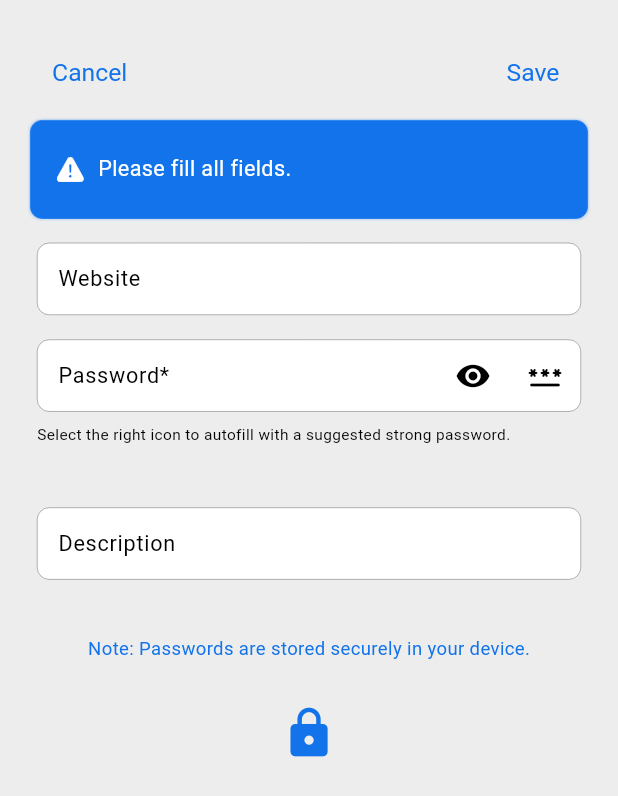
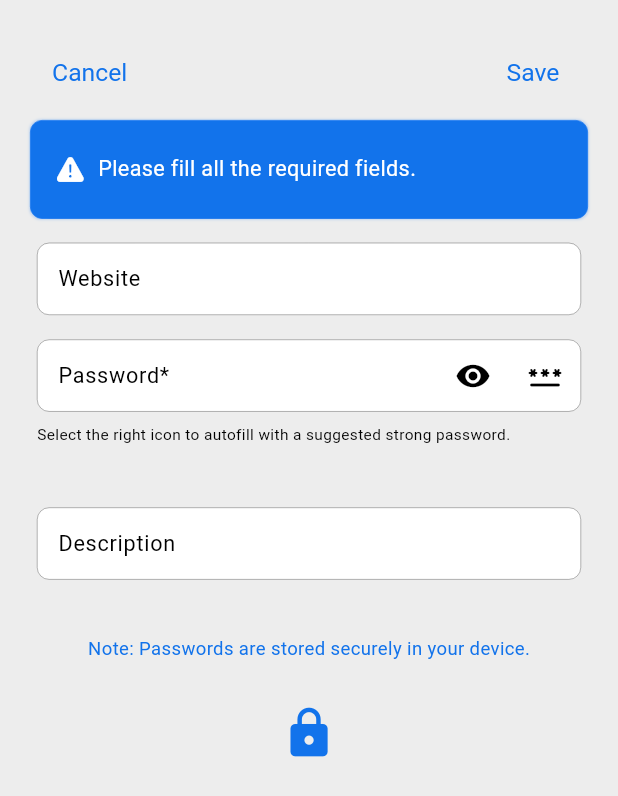
Before and after one commit to deb-sahu/password-vault, a Flutter app: the AddPasswordDialog widget shown alone on an empty page, opened directly with empty values, after a tap on "Save", on a phone screen of 412 x 824 dp. Shown: the top 796 px of the screen. Run offline on Flutter 3.47's test engine with Material 3 defaults, Android fonts, the phone set to English and light mode, and no system bars; our stand-ins replace device_info_plus, file_picker, flutter_easyloading, flutter_riverpod, flutter_svg, go_router and 6 more; missing offline and left inert: android_intent_plus, local_auth_android, local_auth_darwin; accounts and stored records are empty; Roboto replaces fonts that are missing (FontRegular).

Commit message:
Version: 1.0.2+5

```diff
--- a/lib/feature/passwords/add_password_dialog.dart
+++ b/lib/feature/passwords/add_password_dialog.dart
@@ -67,7 +67,7 @@ class _AddPasswordDialogState extends ConsumerState<AddPasswordDialog> {
   void _savePassword(BuildContext context) async {
     // Validate fields
     if (_titleController.text.isEmpty || _passwordController.text.isEmpty) {
-      AppStyles.showError(context, 'Please fill all fields.');
+      AppStyles.showError(context, 'Please fill all the required fields.');
       return;
     }
 
--- a/pubspec.yaml
+++ b/pubspec.yaml
@@ -4,7 +4,7 @@ description: A flutter application to store and manage passwords offline and sec
 # pub.dev using `flutter pub publish`. This is preferred for private packages.
 publish_to: 'none' # Remove this line if you wish to publish to pub.dev
 
-version: 1.0.2+4
+version: 1.0.2+5
 
 environment:
   sdk: '>=3.0.1 <4.0.0'
```
Also changed, not shown: lib/feature/passwords/passwords.dart (+14 -9 lines).
